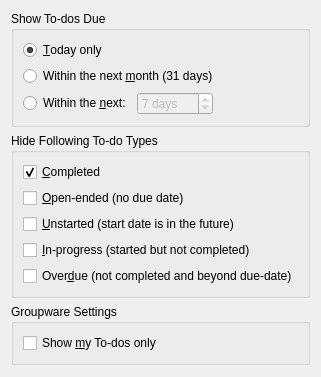
This is kontact/plugins/korganizer/todosummaryconfig_base.ui in chusopr/kdepim-ktimetracker-akonadi as Qt 5 draws it before an edit. The edited form follows.
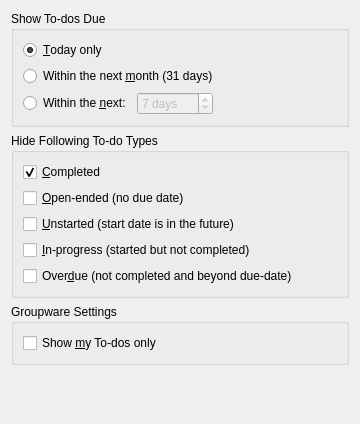
This is the edited form.

Diff of the .ui file:
```diff
--- a/kontact/plugins/korganizer/todosummaryconfig_base.ui
+++ b/kontact/plugins/korganizer/todosummaryconfig_base.ui
@@ -4,6 +4,14 @@
  <comment>Configuration page for the Korganizer To-do Summary</comment>
  <class>TodoSummaryConfig_Base</class>
  <widget class="QWidget" name="TodoSummaryConfig_Base">
+  <property name="geometry">
+   <rect>
+    <x>0</x>
+    <y>0</y>
+    <width>360</width>
+    <height>424</height>
+   </rect>
+  </property>
   <property name="windowTitle">
    <string>To-do Summary Configuration</string>
   </property>
```
Left out of the diff: 2 changed lines with no effect on the pictures.
